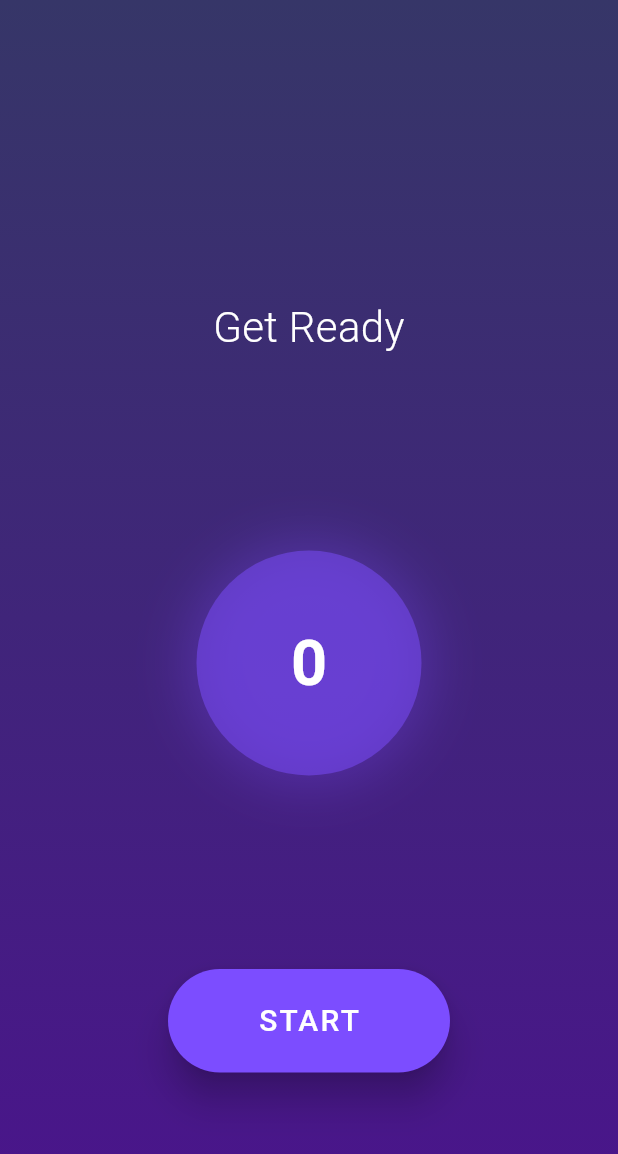
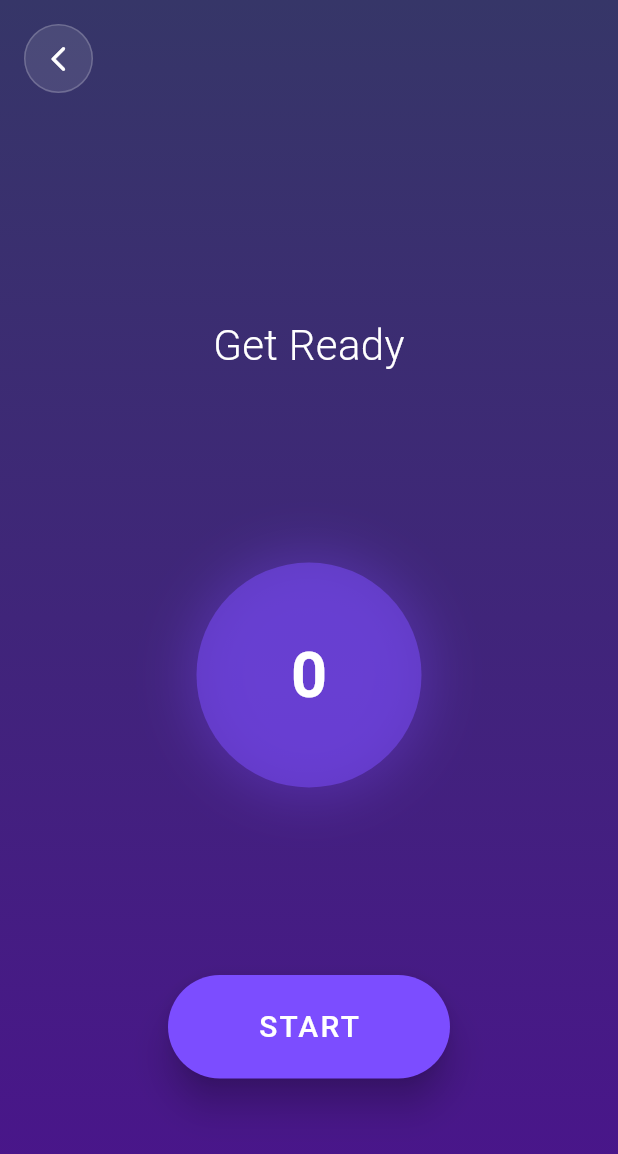
Before and after one commit to VelesW/BIP2026_MindBloom, a Flutter app: the screen it shows once a user with an empty profile is signed in, after a tap on "Breathing Exercise", on a phone screen of 412 x 824 dp. Shown: the top 1154 px of the screen. Run offline on Flutter 3.47's test engine with Material 3 defaults, Android fonts, the phone set to English and light mode, and no system bars; our stand-ins replace cloud_firestore, equatable, firebase_auth, firebase_core, flutter_bloc, flutter_secure_storage and 2 more; accounts and stored records are empty; network calls fail.

Commit message:
changed assets on homepage and added back button on breathing

```diff
--- a/mindbloom/lib/pages/breathing_page.dart
+++ b/mindbloom/lib/pages/breathing_page.dart
@@ -18,10 +18,10 @@ class _BreathExercisePageState extends State<BreathExercisePage> with SingleTick
   Timer? _timer;
   ExercisePhase _currentPhase = ExercisePhase.start;
   int _secondsRemaining = 0;
-  int _totalRepetitionSeconds = 120; // 2 Minuten Hauptübung
+  int _totalRepetitionSeconds = 120;
   bool _isStarted = false;
 
-  // Zeitvorgaben laut deiner Beschreibung
+
   final int _prepTime = 2;
   final int _inhaleTime = 4;
   final int _exhaleTime = 6;
@@ -30,7 +30,7 @@ class _BreathExercisePageState extends State<BreathExercisePage> with SingleTick
   @override
   void initState() {
     super.initState();
-    // Der Controller steuert die Größe des Kreises
+    // controls size of the circle
     _animationController = AnimationController(
       vsync: this,
       duration: Duration(seconds: _inhaleTime),
@@ -60,17 +60,17 @@ class _BreathExercisePageState extends State<BreathExercisePage> with SingleTick
         break;
       case ExercisePhase.preparation:
         _secondsRemaining = _prepTime;
-        _animationController.stop(); // Kein Pulsieren in der Vorbereitung
+        _animationController.stop(); // no pulse during preparation
         break;
       case ExercisePhase.inhale:
         _secondsRemaining = _inhaleTime;
         _animationController.duration = Duration(seconds: _inhaleTime);
-        _animationController.forward(); // Kreis wird größer
+        _animationController.forward(); // circle gets bigger
         break;
       case ExercisePhase.exhale:
         _secondsRemaining = _exhaleTime;
         _animationController.duration = Duration(seconds: _exhaleTime);
-        _animationController.reverse(); // Kreis wird kleiner
+        _animationController.reverse(); // circle gets smaller
         break;
       case ExercisePhase.sensing:
         _secondsRemaining = _sensingTime;
@@ -83,12 +83,12 @@ class _BreathExercisePageState extends State<BreathExercisePage> with SingleTick
         break;
     }
 
-    // Startet den Sekunden-Timer für die aktuelle Phase
+    // start timer for the current phase
     _timer = Timer.periodic(const Duration(seconds: 1), (timer) {
       setState(() {
         if (_secondsRemaining > 1) {
           _secondsRemaining--;
-          // Wenn wir in der Hauptphase sind, ziehen wir von der Gesamtzeit (2 Min) ab
+          //
           if (_currentPhase == ExercisePhase.inhale || _currentPhase == ExercisePhase.exhale) {
             _totalRepetitionSeconds--;
           }
@@ -108,7 +108,7 @@ class _BreathExercisePageState extends State<BreathExercisePage> with SingleTick
     } else if (_currentPhase == ExercisePhase.inhale) {
       _updatePhase(ExercisePhase.exhale);
     } else if (_currentPhase == ExercisePhase.exhale) {
-      // Prüfen, ob die 2 Minuten um sind
+      // check if total time is up
       if (_totalRepetitionSeconds <= 0) {
         _updatePhase(ExercisePhase.sensing);
       } else {
@@ -141,27 +141,29 @@ class _BreathExercisePageState extends State<BreathExercisePage> with SingleTick
   @override
 Widget build(BuildContext context) {
   return Scaffold(
-      backgroundColor: const Color(0xFF1A1A2E), // Sehr dunkles Lila
-      body: Container(
+    backgroundColor: const Color(0xFF1A1A2E),
+    body: Stack(
+      children: [
+        Container(
           width: double.infinity,
           decoration: const BoxDecoration(
             gradient: LinearGradient(
               begin: Alignment.topCenter,
               end: Alignment.bottomCenter,
-            colors: [Color.fromARGB(255, 54, 54, 104), Color(0xFF4A148C)], // Lila Verlauf
+              colors: [Color.fromARGB(255, 54, 54, 104), Color(0xFF4A148C)],
             ),
           ),
           child: Column(
             mainAxisAlignment: MainAxisAlignment.spaceEvenly,
             children: [
-            const SizedBox(height: 40),
+              const SizedBox(height: 60),
               Text(
                 _getPhaseText(),
                 textAlign: TextAlign.center,
                 style: const TextStyle(fontSize: 28, color: Colors.white, fontWeight: FontWeight.w300),
               ),
 
-            // Der pulsierende Kreis
+              // pulsating circle
               AnimatedBuilder(
                 animation: _scaleAnimation,
                 builder: (context, child) {
@@ -215,6 +217,36 @@ class _BreathExercisePageState extends State<BreathExercisePage> with SingleTick
             ],
           ),
         ),
+
+        // zrück button
+        Positioned(
+          top: 0,
+          left: 0,
+          child: SafeArea(
+            child: Padding(
+              padding: const EdgeInsets.all(16.0),
+              child: InkWell(
+                onTap: () => Navigator.of(context).pop(),
+                borderRadius: BorderRadius.circular(50),
+                child: Container(
+                  padding: const EdgeInsets.all(12),
+                  decoration: BoxDecoration(
+                    color: Colors.white.withOpacity(0.1),
+                    shape: BoxShape.circle,
+                    border: Border.all(color: Colors.white.withOpacity(0.2)),
+                  ),
+                  child: const Icon(
+                    Icons.arrow_back_ios_new_rounded,
+                    color: Colors.white,
+                    size: 20,
+                  ),
+                ),
+              ),
+            ),
+          ),
+        ),
+      ],
+    ),
   );
 }
 }
--- a/mindbloom/lib/pages/my_homepage.dart
+++ b/mindbloom/lib/pages/my_homepage.dart
@@ -130,11 +130,16 @@ class _MyHomePageViewState extends State<_MyHomePageView> with SingleTickerProvi
 
     return Stack(
   children: [
-        Positioned.fill(
+    // Background Image
+    Positioned(
+      top: 0,
+      left: 0,
+      right: 0,
       child: Image.asset(
         state.imageAssetPath,
-            fit: BoxFit.cover,
-            color: Colors.black.withOpacity(isDarkMode ? 0.55 : 0.3),
+        fit: BoxFit.fitWidth,
+        alignment: Alignment.topCenter,
+        color: const Color.fromARGB(255, 130, 21, 134).withOpacity(isDarkMode ? 0.55 : 0.3),
         colorBlendMode: BlendMode.darken,
       ),
     ),
```
Also changed, not shown: mindbloom/assets/images/wellness_day.jpg, mindbloom/assets/images/wellness_evening.jpg, mindbloom/assets/images/wellness_morning.jpg. Lines whose indentation alone changed are shown as unchanged.
